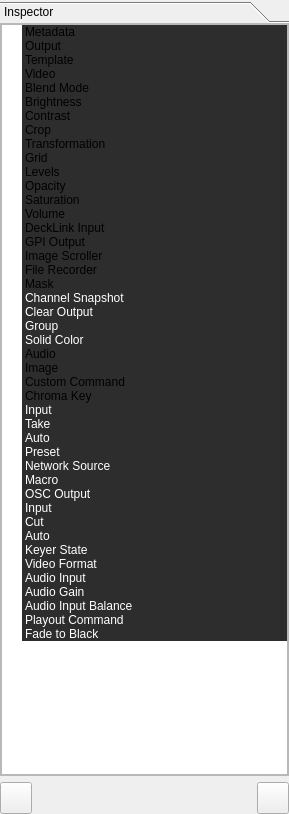
Before: the Qt Designer form src/Widgets/Inspector/InspectorWidget.ui in CasparCG/client, drawn with Qt 5.
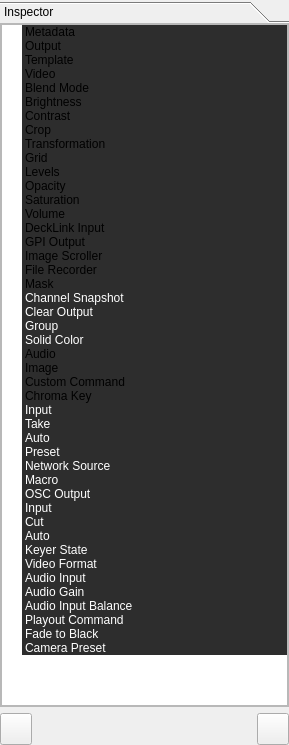
After: the same form once the commit is applied.

Commit message: Added support for trigger preset on Panasonic PTZ cameras (AW-HE50, AW-HE60 and AW-HE120 series).

The edit to the form file:
```diff
--- a/src/Widgets/Inspector/InspectorWidget.ui
+++ b/src/Widgets/Inspector/InspectorWidget.ui
@@ -7,7 +7,7 @@
     <x>0</x>
     <y>0</y>
     <width>289</width>
-    <height>814</height>
+    <height>745</height>
    </rect>
   </property>
   <property name="sizePolicy">
@@ -58,7 +58,7 @@
         <x>0</x>
         <y>0</y>
         <width>289</width>
-        <height>752</height>
+        <height>683</height>
        </rect>
       </property>
       <property name="sizePolicy">
@@ -93,8 +93,8 @@
            <rect>
             <x>0</x>
             <y>0</y>
-            <width>287</width>
-            <height>750</height>
+            <width>285</width>
+            <height>679</height>
            </rect>
           </property>
           <layout class="QVBoxLayout" name="verticalLayout_3">
@@ -1141,6 +1141,29 @@
                </brush>
               </property>
              </item>
+             <item>
+              <property name="text">
+               <string>Camera Preset</string>
+              </property>
+              <property name="background">
+               <brush brushstyle="SolidPattern">
+                <color alpha="255">
+                 <red>45</red>
+                 <green>45</green>
+                 <blue>45</blue>
+                </color>
+               </brush>
+              </property>
+              <property name="foreground">
+               <brush brushstyle="SolidPattern">
+                <color alpha="255">
+                 <red>255</red>
+                 <green>255</green>
+                 <blue>255</blue>
+                </color>
+               </brush>
+              </property>
+             </item>
             </widget>
            </item>
           </layout>
```
The commit also changes 42 other files.
